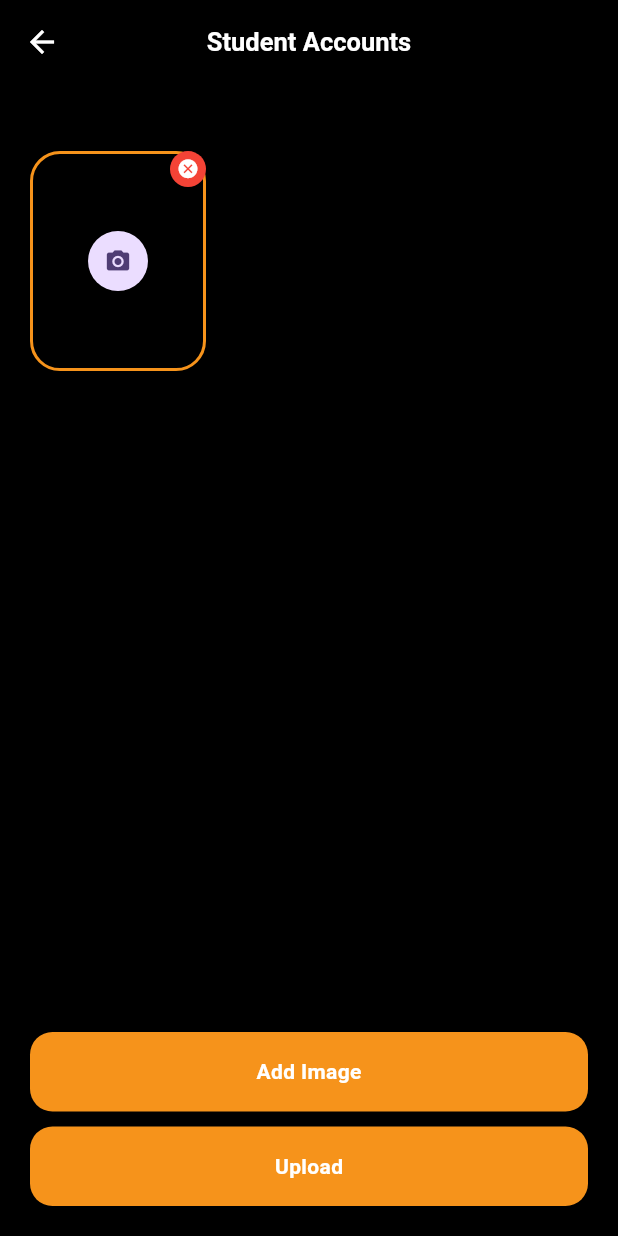
After one commit to Christentimmy/Online-Clearance, a Flutter app: the StudentAccounts screen opened directly, on a phone screen of 412 x 824 dp. The commit adds this screen. Run offline on Flutter 3.47's test engine with Material 3 defaults, Android fonts, the phone set to English and light mode, and no system bars; our stand-ins replace get, google_fonts, image_picker.

Commit message:
student account done

```diff
--- a/lib/pages/documents_screen.dart
+++ b/lib/pages/documents_screen.dart
@@ -1,6 +1,7 @@
 import 'package:flutter/material.dart';
 import 'package:get/get.dart';
 import 'package:schoolclearance/pages/library_fines_screen.dart';
+import 'package:schoolclearance/pages/student_accounts.dart';
 
 // ignore: must_be_immutable
 class DocumentsScreen extends StatelessWidget {
@@ -21,7 +22,9 @@ class DocumentsScreen extends StatelessWidget {
     "Library Fines": () {
       Get.to(() => LibraryFinesScreen());
     },
-    "Student Accounts": () {},
+    "Student Accounts": () {
+      Get.to(() => StudentAccounts());
+    },
     "Workshop": () {},
     "Departmental Clearance": () {},
     "Hostel": () {},
--- /dev/null
+++ b/lib/pages/student_accounts.dart
@@ -0,0 +1,161 @@
+import 'dart:typed_data';
+import 'package:flutter/material.dart';
+import 'package:get/get.dart';
+import 'package:image_picker/image_picker.dart';
+import 'package:schoolclearance/res/color.dart';
+import 'package:schoolclearance/res/custom_button.dart';
+import 'package:schoolclearance/utils/pick_image.dart';
+
+class StudentAccounts extends StatefulWidget {
+  const StudentAccounts({super.key});
+
+  @override
+  State<StudentAccounts> createState() => _StudentAccountsState();
+}
+
+class _StudentAccountsState extends State<StudentAccounts> {
+  final List<Uint8List?> _images = [];
+  // List to hold picked images
+  Future<void> _takeImage(int index) async {
+    final im = await selectImage(ImageSource.gallery);
+    if (im != null) {
+      setState(() {
+        if (index < _images.length) {
+          _images[index] = im;
+        } else {
+          _images.add(im);
+        }
+      });
+    }
+  }
+
+  void _addImageContainer() {
+    setState(() {
+      _images.add(null);
+    });
+  }
+
+  void _removeImage(int index) {
+    setState(() {
+      _images.removeAt(index);
+    });
+  }
+
+  @override
+  void initState() {
+    super.initState();
+    _images.add(null);
+  }
+
+  @override
+  Widget build(BuildContext context) {
+    return Scaffold(
+      backgroundColor: Colors.black,
+      appBar: AppBar(
+        backgroundColor: Colors.black,
+        foregroundColor: Colors.white,
+        centerTitle: true,
+        title: const Text(
+          "Student Accounts",
+          style: TextStyle(
+            fontSize: 17,
+            fontWeight: FontWeight.bold,
+          ),
+        ),
+      ),
+      body: Padding(
+        padding: const EdgeInsets.symmetric(
+          horizontal: 20,
+          vertical: 20,
+        ),
+        child: Column(
+          children: [
+            SizedBox(height: Get.height * 0.03),
+            gridLike(),
+            const SizedBox(height: 45),
+            CustomButton(
+              text: "Add Image",
+              onTap: () {
+                _addImageContainer();
+              },
+            ),
+            const SizedBox(height: 10),
+            CustomButton(
+              text: "Upload",
+              onTap: () {},
+            ),
+          ],
+        ),
+      ),
+    );
+  }
+
+  Expanded gridLike() {
+    return Expanded(
+      child: GridView.builder(
+        itemCount: _images.length,
+        gridDelegate: const SliverGridDelegateWithFixedCrossAxisCount(
+          crossAxisCount: 3,
+          childAspectRatio: 0.8,
+          mainAxisSpacing: 8.0,
+          crossAxisSpacing: 10.0,
+        ),
+        itemBuilder: (context, index) {
+          return SizedBox(
+            height: 205,
+            width: 210,
+            child: Stack(
+              children: [
+                Container(
+                  height: 200,
+                  width: 200,
+                  decoration: BoxDecoration(
+                    borderRadius: BorderRadius.circular(20),
+                    border: Border.all(
+                      width: 2,
+                      color: AppColors.buttonColor,
+                    ),
+                    image: _images[index] != null
+                        ? DecorationImage(
+                            image: MemoryImage(_images[index]!),
+                          )
+                        : null,
+                  ),
+                ),
+                Center(
+                  child: GestureDetector(
+                    onTap: () {
+                      _takeImage(index);
+                    },
+                    child: const CircleAvatar(
+                      radius: 20,
+                      child: Icon(Icons.camera_alt, size: 18),
+                    ),
+                  ),
+                ),
+                Positioned(
+                  top: 0,
+                  right: 0,
+                  child: GestureDetector(
+                    onTap: (){
+                      _removeImage(index);
+                    },
+                    child: const CircleAvatar(
+                      radius: 12,
+                      backgroundColor: Colors.red,
+                      child: Icon(
+                        Icons.cancel,
+                        color: Colors.white,
+                        size: 15,
+                      ),
+                    ),
+                  ),
+                ),
+              ],
+            ),
+          );
+        },
+      ),
+    );
+  }
+}
```
